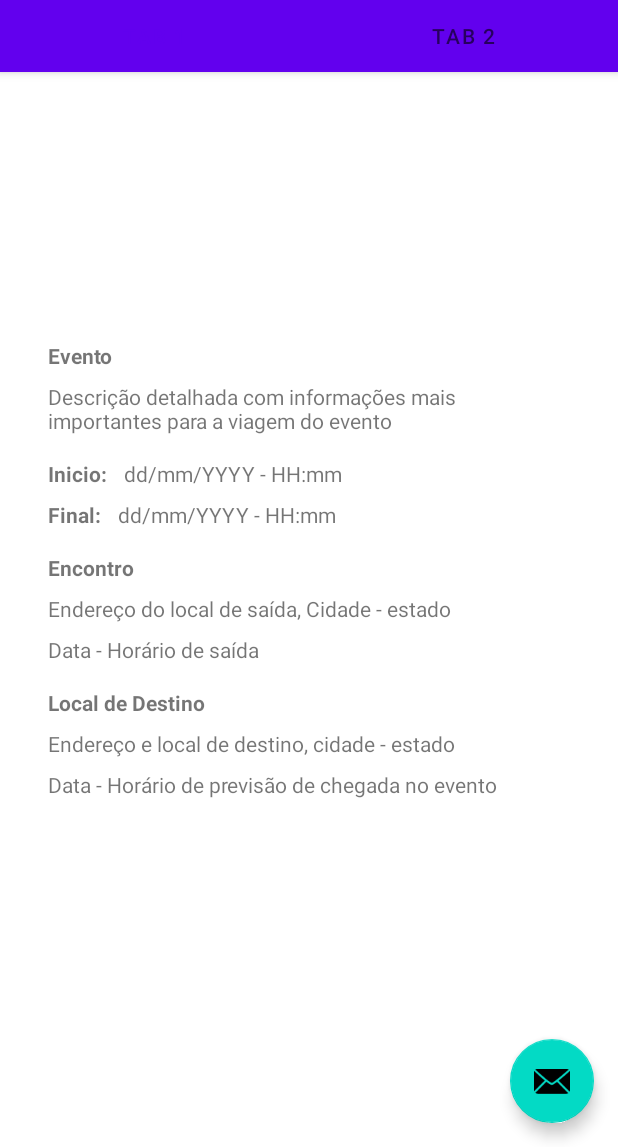
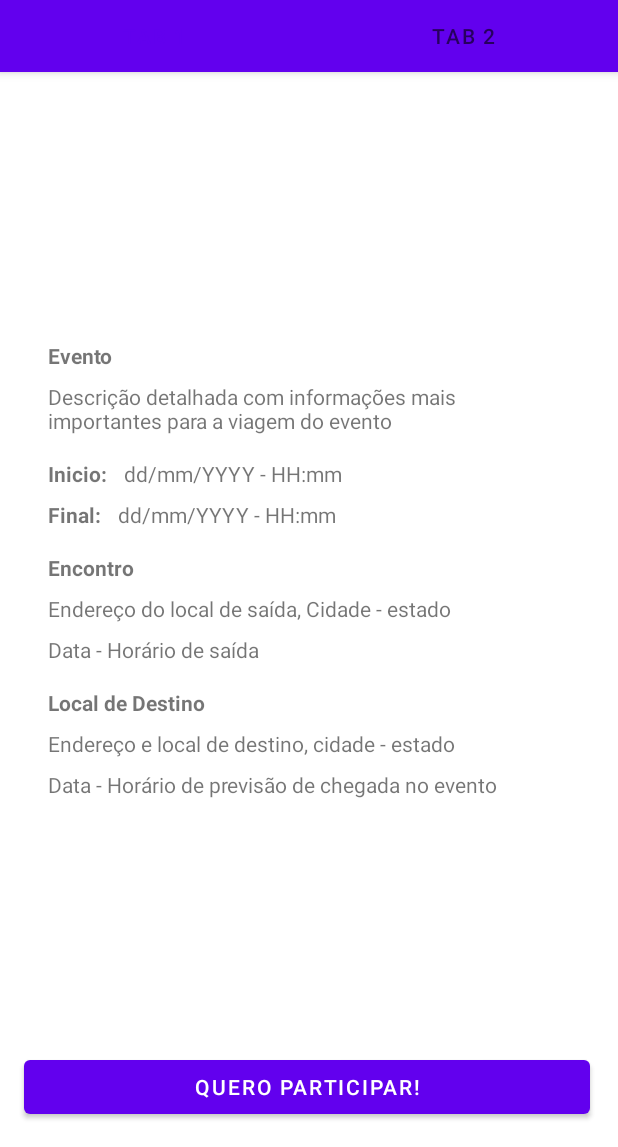
Before and after one commit to victorbueno8/TripXp, an Android app: the EventActivity screen opened directly, with no data from a screen before it, on a phone screen of 412 x 824 dp, the part 89-1236 px from its top. Run offline under Robolectric (Android 15) with nearby library versions, the phone set to English and light mode, and no system bars; 3 statements that could not run were skipped.

Commit message:
Ajust trips activities navigation & add list item card for recycler view

```diff
--- a/app/src/main/AndroidManifest.xml
+++ b/app/src/main/AndroidManifest.xml
@@ -9,7 +9,7 @@
         android:roundIcon="@mipmap/ic_launcher_round"
         android:supportsRtl="true"
         android:theme="@style/Theme.TripXp">
-        <activity android:name=".presentation.UserProfileActivity"></activity>
+        <activity android:name=".presentation.UserProfileActivity"/>
         <activity android:name=".presentation.OrganizerProfileActivity" />
         <activity
             android:name=".presentation.EventActivity"
--- a/app/src/main/java/br/edu/ifsp/scl/sdm/tripxp/presentation/SearchTripsActivity.kt
+++ b/app/src/main/java/br/edu/ifsp/scl/sdm/tripxp/presentation/SearchTripsActivity.kt
@@ -2,6 +2,7 @@ package br.edu.ifsp.scl.sdm.tripxp.presentation
 
 import androidx.appcompat.app.AppCompatActivity
 import android.os.Bundle
+import br.edu.ifsp.scl.sdm.tripxp.R
 
 class SearchTripsActivity : AppCompatActivity() {
     override fun onCreate(savedInstanceState: Bundle?) {
--- a/app/src/main/res/layout/activity_event.xml
+++ b/app/src/main/res/layout/activity_event.xml
@@ -32,13 +32,17 @@
         android:id="@+id/view_pager"
         android:layout_width="match_parent"
         android:layout_height="match_parent"
-        app:layout_behavior="@string/appbar_scrolling_view_behavior" />
+        app:layout_behavior="@string/appbar_scrolling_view_behavior" >
 
-    <com.google.android.material.floatingactionbutton.FloatingActionButton
-        android:id="@+id/fab"
-        android:layout_width="wrap_content"
+    </androidx.viewpager.widget.ViewPager>
+
+    <Button
+        android:id="@+id/joinBt"
+        android:layout_width="377dp"
         android:layout_height="wrap_content"
-        android:layout_gravity="bottom|end"
+        android:layout_gravity="bottom"
         android:layout_margin="@dimen/fab_margin"
-        app:srcCompat="@android:drawable/ic_dialog_email" />
+
+        android:text="Quero Participar!" />
+
 </androidx.coordinatorlayout.widget.CoordinatorLayout>
--- a/app/src/main/res/layout/activity_search_trips.xml
+++ b/app/src/main/res/layout/activity_search_trips.xml
@@ -20,11 +20,9 @@
         app:layout_constraintStart_toStartOf="parent"
         app:layout_constraintTop_toTopOf="parent" />
 
-    <ListView
-        android:id="@+id/searchResultsLv"
+    <androidx.recyclerview.widget.RecyclerView
         android:layout_width="0dp"
         android:layout_height="0dp"
-        android:layout_marginTop="8dp"
         app:layout_constraintBottom_toBottomOf="parent"
         app:layout_constraintEnd_toEndOf="parent"
         app:layout_constraintStart_toStartOf="parent"
--- a/app/src/main/res/layout/fragment_event_detail.xml
+++ b/app/src/main/res/layout/fragment_event_detail.xml
@@ -43,7 +43,7 @@
         tools:layout_constraintTop_creator="1" />
 
     <ImageView
-        android:id="@+id/imageView"
+        android:id="@+id/tripImageIv"
         android:layout_width="0dp"
         android:layout_height="155dp"
         android:scaleType="centerCrop"
@@ -158,7 +158,7 @@
         android:text="Evento"
         android:textStyle="bold"
         app:layout_constraintStart_toStartOf="parent"
-        app:layout_constraintTop_toBottomOf="@+id/imageView" />
+        app:layout_constraintTop_toBottomOf="@+id/tripImageIv" />
 
     <TextView
         android:id="@+id/eventDescriptionTv"
```
Also changed, not shown: app/src/main/java/br/edu/ifsp/scl/sdm/tripxp/presentation/LoginActivity.kt (+12 -8 lines), app/src/main/java/br/edu/ifsp/scl/sdm/tripxp/presentation/MyTripsActivity.kt (+7 -0 lines), app/src/main/res/layout/activity_my_trips.xml (+4 -4 lines), app/src/main/res/layout/list_item_event.xml (added, +64 -0 lines).
